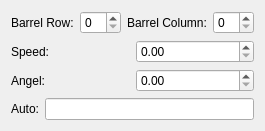
Before: the Qt Designer form LevelEditor/LevelEditor/view/widgets/UrBarrelPropertiesWidget.ui in ursaRAGE/UrLevelEditor, drawn with Qt 5.
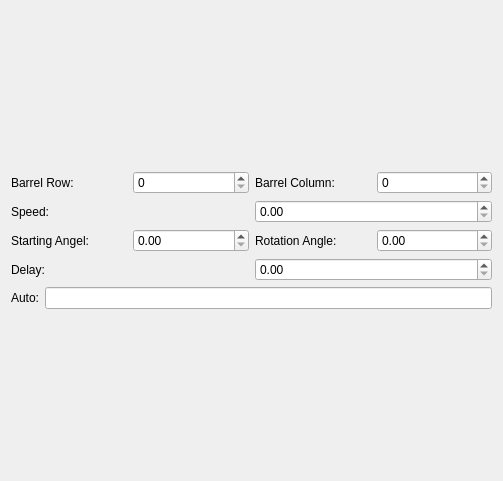
After: the same form once the commit is applied.

Commit message: Modified barrel widget

```diff
--- a/LevelEditor/LevelEditor/view/widgets/UrBarrelPropertiesWidget.ui
+++ b/LevelEditor/LevelEditor/view/widgets/UrBarrelPropertiesWidget.ui
@@ -6,8 +6,8 @@
    <rect>
     <x>0</x>
     <y>0</y>
-    <width>254</width>
-    <height>128</height>
+    <width>503</width>
+    <height>481</height>
    </rect>
   </property>
   <property name="windowTitle">
@@ -63,21 +63,53 @@
       </layout>
      </item>
      <item>
-      <layout class="QHBoxLayout" name="horizontalLayout_5">
+      <layout class="QHBoxLayout" name="horizontalLayout_7">
        <item>
-        <widget class="QLabel" name="label_4">
+        <layout class="QHBoxLayout" name="horizontalLayout_5">
+         <item>
+          <widget class="QLabel" name="label_4">
+           <property name="text">
+            <string>Starting Angel:</string>
+           </property>
+          </widget>
+         </item>
+         <item>
+          <widget class="QDoubleSpinBox" name="wStartingAngleDoubleSpinBox"/>
+         </item>
+        </layout>
+       </item>
+       <item>
+        <layout class="QHBoxLayout" name="horizontalLayout_6">
+         <item>
+          <widget class="QLabel" name="label_6">
+           <property name="text">
+            <string>Rotation Angle:</string>
+           </property>
+          </widget>
+         </item>
+         <item>
+          <widget class="QDoubleSpinBox" name="wRotationAngleDoubleSpinBox"/>
+         </item>
+        </layout>
+       </item>
+      </layout>
+     </item>
+     <item>
+      <layout class="QHBoxLayout" name="horizontalLayout_8">
+       <item>
+        <widget class="QLabel" name="label_7">
          <property name="text">
-          <string>Angel:</string>
+          <string>Delay:</string>
          </property>
         </widget>
        </item>
        <item>
-        <widget class="QDoubleSpinBox" name="WAngleDoubleSpinBox"/>
+        <widget class="QDoubleSpinBox" name="wDelayDoubleSpinBox"/>
        </item>
       </layout>
      </item>
      <item>
-      <layout class="QHBoxLayout" name="horizontalLayout_6">
+      <layout class="QHBoxLayout" name="horizontalLayout_9">
        <item>
         <widget class="QLabel" name="label_5">
          <property name="text">
@@ -86,7 +118,7 @@
         </widget>
        </item>
        <item>
-        <widget class="QLineEdit" name="WBarrelAutoLineEdit"/>
+        <widget class="QLineEdit" name="wBarrelAutoLineEdit"/>
        </item>
       </layout>
      </item>
```
Left out of the diff: 6 changed lines with no effect on the pictures. The commit also changes 4 other files.
